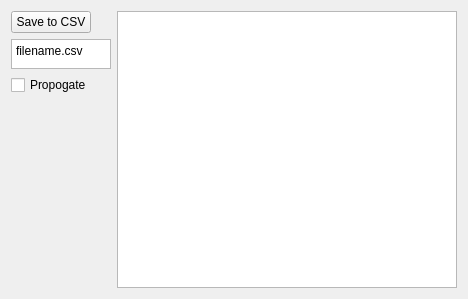
Before: the Qt Designer form src/WhiskerToolbox/DataManager_Widget/Point_Widget/Point_Widget.ui in paulmthompson/WhiskerToolbox, drawn with Qt 5.
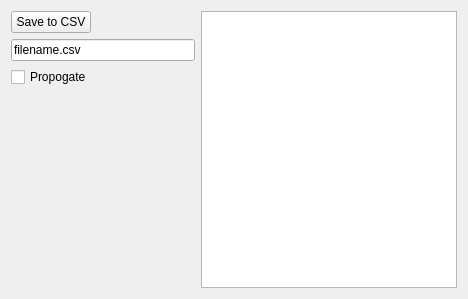
After: the same form once the commit is applied.

Patch:
```diff
--- a/src/WhiskerToolbox/DataManager_Widget/Point_Widget/Point_Widget.ui
+++ b/src/WhiskerToolbox/DataManager_Widget/Point_Widget/Point_Widget.ui
@@ -45,34 +45,10 @@
       </widget>
      </item>
      <item>
-      <widget class="QPlainTextEdit" name="save_filename">
-       <property name="enabled">
-        <bool>true</bool>
-       </property>
-       <property name="sizePolicy">
-        <sizepolicy hsizetype="Fixed" vsizetype="Fixed">
-         <horstretch>0</horstretch>
-         <verstretch>0</verstretch>
-        </sizepolicy>
-       </property>
-       <property name="maximumSize">
-        <size>
-         <width>100</width>
-         <height>30</height>
-        </size>
-       </property>
-       <property name="baseSize">
-        <size>
-         <width>0</width>
-         <height>0</height>
-        </size>
-       </property>
-       <property name="plainText">
+      <widget class="QLineEdit" name="save_filename">
+       <property name="text">
         <string>filename.csv</string>
        </property>
-       <property name="tabStopDistance">
-        <double>80.000000000000000</double>
-       </property>
       </widget>
      </item>
      <item>
```
